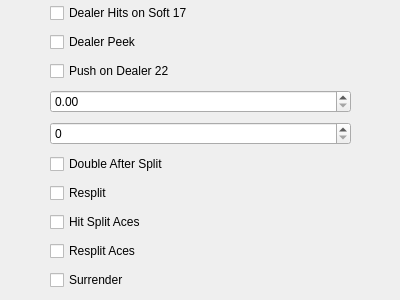
Above: ruleset_widget.ui from owenharvey78/blackjack-learning-game before the change. Below: the same form after it.
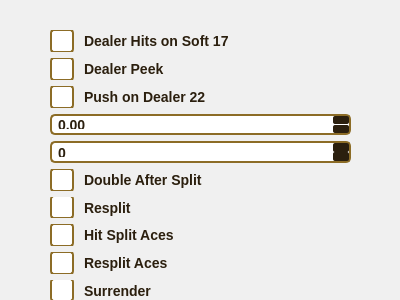
That is the form after the change. Icons and pictures are not drawn.

What changed in the file:
```diff
--- a/ruleset_widget.ui
+++ b/ruleset_widget.ui
@@ -13,13 +13,131 @@
   <property name="windowTitle">
    <string>Form</string>
   </property>
+  <property name="styleSheet">
+   <string notr="true">/* --- MAIN CONTAINER --- */
+QWidget {
+    background-color: #f0f0f0; /* Matches your screenshot's light gray background */
+    font-family: &quot;Segoe UI&quot;, sans-serif; /* Or your preferred font */
+    font-size: 14px;
+}
+
+/* --- GROUP BOXES (The Containers) --- */
+QGroupBox {
+    background-color: white;
+    border: 2px solid #d4af37; /* Gold border */
+    border-radius: 10px;
+    margin-top: 20px; /* Leave space for the title */
+    padding-top: 25px; /* Push content down so title doesn't overlap */
+    color: #2b1f0e; /* Dark brown text */
+    font-weight: bold;
+}
+
+QGroupBox::title {
+    subcontrol-origin: margin;
+    subcontrol-position: top center; /* Center the title like a menu header */
+    padding: 5px 15px;
+    background-color: #2b1f0e; /* Dark brown background for title */
+    color: #d4af37; /* Gold text */
+    border: 2px solid #d4af37;
+    border-radius: 8px;
+    bottom: 0px; /* Tweak this if title overlaps border */
+}
+
+/* --- CHECKBOXES --- */
+QCheckBox {
+    spacing: 10px;
+    color: #2b1f0e;
+    font-weight: 600;
+}
+
+QCheckBox::indicator {
+    width: 20px;
+    height: 20px;
+    border: 2px solid #8c6c26; /* Darker gold/brown border */
+    border-radius: 4px;
+    background-color: white;
+}
+
+QCheckBox::indicator:checked {
+    background-color: #d4af37; /* Gold fill when checked */
+    border-color: #2b1f0e;
+    /* You can add a checkmark image here if you have one, 
+       otherwise the color change is enough */
+    image: url(:/images/checkmark.png); /* Optional: Only if you have an icon */
+}
+
+QCheckBox::indicator:hover {
+    border-color: #d4af37; /* Bright gold on hover */
+}
+
+/* --- SPIN BOXES (Number Inputs) --- */
+QSpinBox, QDoubleSpinBox {
+    background-color: #fff;
+    border: 2px solid #8c6c26;
+    border-radius: 5px;
+    padding: 4px;
+    min-width: 60px;
+    color: #2b1f0e;
+    font-weight: bold;
+    selection-background-color: #d4af37;
+}
+
+QSpinBox:hover, QDoubleSpinBox:hover {
+    border-color: #d4af37;
+}
+
+/* Style the up/down arrows */
+QSpinBox::up-button, QDoubleSpinBox::up-button,
+QSpinBox::down-button, QDoubleSpinBox::down-button {
+    background-color: #2b1f0e; /* Dark brown buttons */
+    border-radius: 2px;
+    width: 16px;
+}
+
+QSpinBox::up-arrow, QDoubleSpinBox::up-arrow {
+    /* Qt draws a default arrow, but you can color it if using an image */
+    /* Alternatively, simple styling: */
+    width: 7px;
+    height: 7px;
+    border-image: none; /* Reset if needed */
+}
+
+/* --- YOUR EXISTING BUTTON STYLE (Keep this!) --- */
+QPushButton{
+	background-color: qlineargradient(
+		spread:pad,
+		x1:0, y1:0, x2:0, y2:1,
+		stop:0 #2b1f0e,
+		stop:1 #8c6c26
+	);
+	color: white;
+	font-weight: bold;
+	border: 3px solid #d4af37;
+	border-radius: 15px;
+	padding: 10px;
+}
+
+QPushButton:hover{
+	background-color: qlineargradient(
+		spread:pad,
+		x1:0, y1:0, x2:0, y2:1,
+		stop:0 #3b2f1c,
+		stop:1 #ad8c32
+	);
+}
+
+QPushButton:pressed {
+    background-color: #2b1f0e; /* Darken when clicked */
+    border-color: #8c6c26;
+}</string>
+  </property>
   <widget class="QWidget" name="verticalLayoutWidget">
    <property name="geometry">
     <rect>
      <x>50</x>
-     <y>0</y>
+     <y>30</y>
      <width>301</width>
-     <height>301</height>
+     <height>271</height>
     </rect>
    </property>
    <layout class="QVBoxLayout" name="verticalLayout">
```
